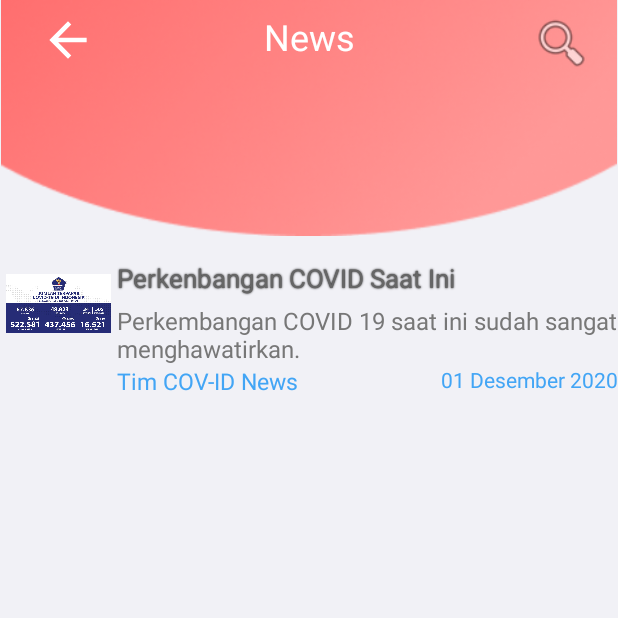
After one commit to WijoyoBudi/COIV-ID-News, an Android app: the NewsTab screen opened directly, with no data from a screen before it, on a phone screen of 412 x 824 dp, the top half of it. The commit adds this screen. Run offline under Robolectric (Android 15) with nearby library versions, the phone set to English and light mode, and no system bars.

Commit message:
+ List Berita

```diff
--- a/app/src/main/AndroidManifest.xml
+++ b/app/src/main/AndroidManifest.xml
@@ -11,7 +11,8 @@
         android:roundIcon="@mipmap/ic_launcher_round"
         android:supportsRtl="true"
         android:theme="@style/Theme.COVIDNews">
-        <activity android:name=".login_admin"></activity>
+        <activity android:name=".NewsTab"></activity>
+        <activity android:name=".login_admin" />
         <activity android:name=".MainActivity">
             <intent-filter>
                 <action android:name="android.intent.action.MAIN" />
--- a/app/src/main/java/com/example/cov_idnews/MainActivity.java
+++ b/app/src/main/java/com/example/cov_idnews/MainActivity.java
@@ -33,4 +33,9 @@ public class MainActivity extends AppCompatActivity {
         Intent intent = new Intent(MainActivity.this, login_admin.class);
         startActivity(intent);
     }
+
+    public void news(View view) {
+        Intent intent = new Intent(MainActivity.this, NewsTab.class);
+        startActivity(intent);
+    }
 }
--- /dev/null
+++ b/app/src/main/java/com/example/cov_idnews/NewsTab.java
@@ -0,0 +1,14 @@
+package com.example.cov_idnews;
+
+import android.os.Bundle;
+
+import androidx.appcompat.app.AppCompatActivity;
+
+public class NewsTab extends AppCompatActivity {
+
+    @Override
+    protected void onCreate(Bundle savedInstanceState) {
+        super.onCreate(savedInstanceState);
+        setContentView(R.layout.activity_news_tab);
+    }
+}
--- a/app/src/main/res/layout/activity_main.xml
+++ b/app/src/main/res/layout/activity_main.xml
@@ -7,13 +7,33 @@
     tools:context=".MainActivity"
     android:background="#F1F1F6">
 
+    <LinearLayout
+        android:layout_width="match_parent"
+        android:layout_height="match_parent"
+        android:orientation="vertical"
+        app:layout_constraintBottom_toBottomOf="parent"
+        app:layout_constraintEnd_toEndOf="parent"
+        app:layout_constraintStart_toStartOf="parent"
+        app:layout_constraintTop_toTopOf="parent">
+        <LinearLayout
+            android:layout_width="match_parent"
+            android:layout_height="wrap_content">
+            <ImageView
+                android:adjustViewBounds="true"
+                android:cropToPadding="true"
+                android:src="@drawable/_centerdesainnn"
+                android:layout_width="match_parent"
+                android:layout_height="wrap_content"/>
+        </LinearLayout>
+    </LinearLayout>
+
     <TextView
         android:id="@+id/textView3"
         android:layout_width="wrap_content"
         android:layout_height="wrap_content"
         android:layout_marginTop="4dp"
         android:text="COV-ID News"
-        android:textColor="@android:color/holo_red_light"
+        android:textColor="@android:color/background_light"
         android:textSize="24sp"
         app:layout_constraintLeft_toLeftOf="parent"
         app:layout_constraintRight_toRightOf="parent"
@@ -29,7 +49,8 @@
         app:layout_constraintStart_toStartOf="parent"
         app:layout_constraintTop_toTopOf="@+id/guideline5"
         app:srcCompat="@drawable/cov_news"
-        tools:ignore="MissingConstraints" />
+        tools:ignore="MissingConstraints"
+        android:onClick="news"/>
 
     <ImageView
         android:id="@+id/imageView5"
@@ -73,14 +94,14 @@
         android:layout_width="wrap_content"
         android:layout_height="wrap_content"
         android:orientation="horizontal"
-        app:layout_constraintGuide_begin="259dp" />
+        app:layout_constraintGuide_begin="290dp" />
 
     <androidx.constraintlayout.widget.Guideline
         android:id="@+id/guideline6"
         android:layout_width="wrap_content"
         android:layout_height="wrap_content"
         android:orientation="horizontal"
-        app:layout_constraintGuide_begin="626dp" />
+        app:layout_constraintGuide_begin="649dp" />
 
     <com.denzcoskun.imageslider.ImageSlider
         android:id="@+id/slider"
--- /dev/null
+++ b/app/src/main/res/layout/activity_news_tab.xml
@@ -0,0 +1,171 @@
+<?xml version="1.0" encoding="utf-8"?>
+<androidx.constraintlayout.widget.ConstraintLayout xmlns:android="http://schemas.android.com/apk/res/android"
+    xmlns:app="http://schemas.android.com/apk/res-auto"
+    xmlns:tools="http://schemas.android.com/tools"
+    android:layout_width="match_parent"
+    android:layout_height="match_parent"
+    android:background="#F1F1F6">
+
+
+    <LinearLayout
+        android:id="@+id/linearLayout5"
+        android:layout_width="match_parent"
+        android:layout_height="match_parent"
+        android:orientation="vertical"
+        app:layout_constraintBottom_toBottomOf="parent"
+        app:layout_constraintEnd_toEndOf="parent"
+        app:layout_constraintStart_toStartOf="parent"
+        app:layout_constraintTop_toTopOf="parent"/>
+
+    <LinearLayout
+        android:id="@+id/linearLayout2"
+        android:layout_width="match_parent"
+        android:layout_height="wrap_content"
+        app:layout_constraintEnd_toEndOf="parent"
+        app:layout_constraintStart_toStartOf="parent"
+        app:layout_constraintTop_toTopOf="@+id/linearLayout5">
+
+        <ImageView
+            android:layout_width="match_parent"
+            android:layout_height="wrap_content"
+            android:adjustViewBounds="true"
+            android:cropToPadding="true"
+            android:src="@drawable/elipsedesain" />
+    </LinearLayout>
+
+    <LinearLayout
+        android:id="@+id/linearLayout4"
+        android:layout_width="wrap_content"
+        android:layout_height="wrap_content"
+        android:layout_marginTop="16dp"
+        android:gravity="center"
+        android:orientation="vertical"
+        android:padding="4dp"
+        app:layout_constraintStart_toStartOf="parent"
+        app:layout_constraintTop_toBottomOf="@+id/linearLayout2">
+
+        <ImageView
+            android:id="@+id/galleryImage"
+            android:layout_width="70dp"
+            android:layout_height="50dp"
+            android:src="@drawable/terpaparcovid"/>
+    </LinearLayout>
+
+    <LinearLayout
+        android:id="@+id/linearLayout3"
+        android:layout_width="0dp"
+        android:layout_height="wrap_content"
+        android:layout_marginTop="16dp"
+        android:layout_weight="7"
+        android:orientation="vertical"
+        app:layout_constraintEnd_toEndOf="parent"
+        app:layout_constraintStart_toEndOf="@+id/linearLayout4"
+        app:layout_constraintTop_toBottomOf="@+id/linearLayout2">
+
+        <TextView
+            android:id="@+id/title"
+            android:layout_width="wrap_content"
+            android:layout_height="wrap_content"
+            android:layout_marginBottom="5dp"
+            android:ellipsize="end"
+            android:maxLines="2"
+            android:scrollHorizontally="true"
+            android:shadowColor="#000"
+            android:shadowRadius="1.0"
+            android:text="Perkenbangan COVID Saat Ini"
+            android:textColor="#666666"
+            android:textSize="17sp" />
+
+        <TextView
+            android:id="@+id/sdetails"
+            android:layout_width="wrap_content"
+            android:layout_height="wrap_content"
+            android:ellipsize="end"
+            android:maxLines="2"
+            android:minLines="2"
+            android:scrollHorizontally="true"
+            android:text="Perkembangan COVID 19 saat ini sudah sangat menghawatirkan."
+            android:textColor="#777777"
+            android:textSize="16sp" />
+
+        <LinearLayout
+            android:layout_width="match_parent"
+            android:layout_height="wrap_content"
+            android:orientation="horizontal"
+            android:weightSum="1">
+
+            <LinearLayout
+                android:layout_width="196dp"
+                android:layout_height="match_parent"
+                android:layout_weight="1"
+                android:orientation="horizontal">
+
+                <TextView
+                    android:id="@+id/author"
+                    android:layout_width="wrap_content"
+                    android:layout_height="wrap_content"
+                    android:text="Tim COV-ID News"
+                    android:textColor="#42A5F5"
+                    android:textSize="15sp" />
+
+            </LinearLayout>
+
+
+            <TextView
+                android:id="@+id/time"
+                android:layout_width="wrap_content"
+                android:layout_height="wrap_content"
+                android:gravity="right"
+                android:text="01 Desember 2020"
+                android:textColor="#42A5F5"
+                android:textSize="14sp" />
+        </LinearLayout>
+    </LinearLayout>
+
+
+
+
+
+
+
+    <TextView
+        android:id="@+id/textView7"
+        android:layout_width="wrap_content"
+        android:layout_height="wrap_content"
+        android:layout_marginTop="8dp"
+        android:text="News"
+        android:textColor="@color/white"
+        android:textSize="24sp"
+        app:layout_constraintEnd_toEndOf="parent"
+        app:layout_constraintHorizontal_bias="0.5"
+        app:layout_constraintStart_toEndOf="@+id/imageView3"
+        app:layout_constraintStart_toStartOf="parent"
+        app:layout_constraintTop_toTopOf="parent" />
+
+    <ImageView
+        android:id="@+id/imageView2"
+        android:layout_width="43dp"
+        android:layout_height="41dp"
+        android:layout_marginTop="8dp"
+        android:layout_marginEnd="16dp"
+        android:layout_marginRight="16dp"
+        app:layout_constraintEnd_toEndOf="parent"
+        app:layout_constraintTop_toTopOf="parent"
+        app:srcCompat="@android:drawable/ic_menu_search" />
+
+    <ImageView
+        android:id="@+id/imageView3"
+        android:layout_width="45dp"
+        android:layout_height="37dp"
+        android:layout_marginStart="16dp"
+        android:layout_marginLeft="16dp"
+        android:layout_marginTop="8dp"
+        app:layout_constraintEnd_toStartOf="@+id/textView7"
+        app:layout_constraintHorizontal_bias="0.06"
+        app:layout_constraintStart_toStartOf="parent"
+        app:layout_constraintTop_toTopOf="parent"
+        app:srcCompat="@drawable/abc_vector_test" />
+
+
+
+</androidx.constraintlayout.widget.ConstraintLayout>
```
Also changed, not shown: app/src/main/res/drawable-v24/_centerdesainnn.png (added), app/src/main/res/drawable-v24/elipsedesain.png (added).
